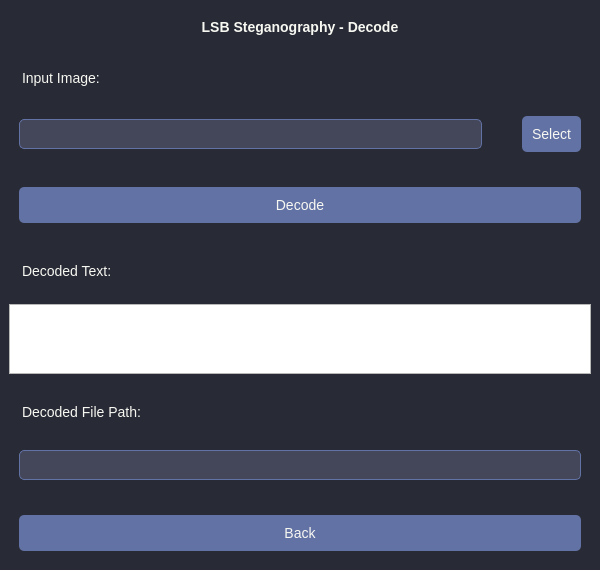
Old version of the form ui/decode_window.ui in the repository prakash-aryan/pygui-steganography.
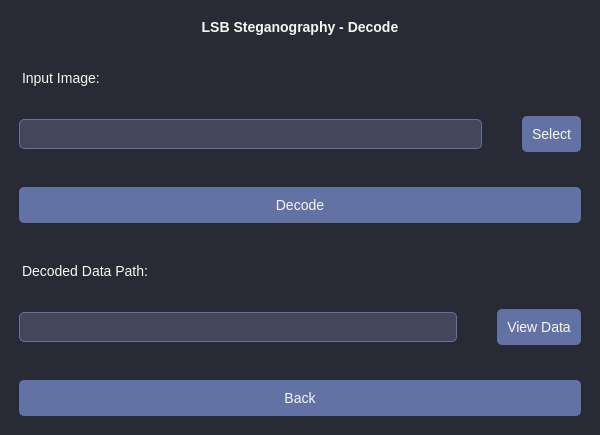
New version of the form.

Commit message: Add support for decoding text, images, and binary data; implement 'view decoded data' feature

```diff
--- a/ui/decode_window.ui
+++ b/ui/decode_window.ui
@@ -7,7 +7,7 @@
     <x>0</x>
     <y>0</y>
     <width>600</width>
-    <height>550</height>
+    <height>300</height>
    </rect>
   </property>
   <property name="windowTitle">
@@ -110,33 +110,30 @@
       </property>
      </widget>
     </item>
-    <item>
-     <widget class="QLabel" name="lblDecodedText">
-      <property name="text">
-       <string>Decoded Text:</string>
-      </property>
-     </widget>
-    </item>
-    <item>
-     <widget class="QTextEdit" name="txtDecodedText">
-      <property name="readOnly">
-       <bool>true</bool>
-      </property>
-     </widget>
-    </item>
     <item>
      <widget class="QLabel" name="lblDecodedFilePath">
       <property name="text">
-       <string>Decoded File Path:</string>
+       <string>Decoded Data Path:</string>
       </property>
      </widget>
     </item>
     <item>
-     <widget class="QLineEdit" name="txtDecodedFilePath">
-      <property name="readOnly">
-       <bool>true</bool>
-      </property>
-     </widget>
+     <layout class="QHBoxLayout" name="horizontalLayout_2">
+      <item>
+       <widget class="QLineEdit" name="txtDecodedFilePath">
+        <property name="readOnly">
+         <bool>true</bool>
+        </property>
+       </widget>
+      </item>
+      <item>
+       <widget class="QPushButton" name="btnViewDecodedData">
+        <property name="text">
+         <string>View Data</string>
+        </property>
+       </widget>
+      </item>
+     </layout>
     </item>
     <item>
      <widget class="QPushButton" name="btnBack">
```
Left out of the diff: 50 changed lines with no effect on the pictures. The commit also changes 1 other file.
